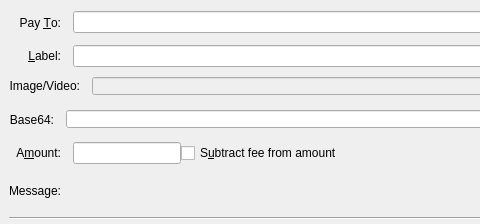
Qt form src/qt/forms/sendcoinsentry.ui (mceme/ImageCoin) before a commit; both pictures show x 0 to 480 and y 0 to 224 of the 729 by 224 pixel window.
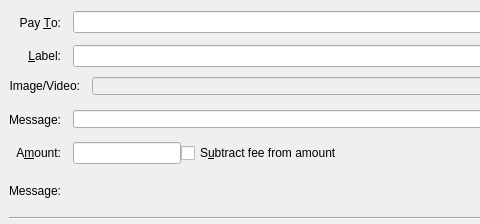
The same form after that commit. Custom widgets are drawn as their Qt base class.

Diff of the .ui file:
```diff
--- a/src/qt/forms/sendcoinsentry.ui
+++ b/src/qt/forms/sendcoinsentry.ui
@@ -242,7 +242,7 @@
       <item>
        <widget class="QLabel" name="Labelimgbase64">
         <property name="text">
-         <string>Base64:</string>
+         <string>Message:</string>
         </property>
         <property name="alignment">
          <set>Qt::AlignRight|Qt::AlignTrailing|Qt::AlignVCenter</set>
```
